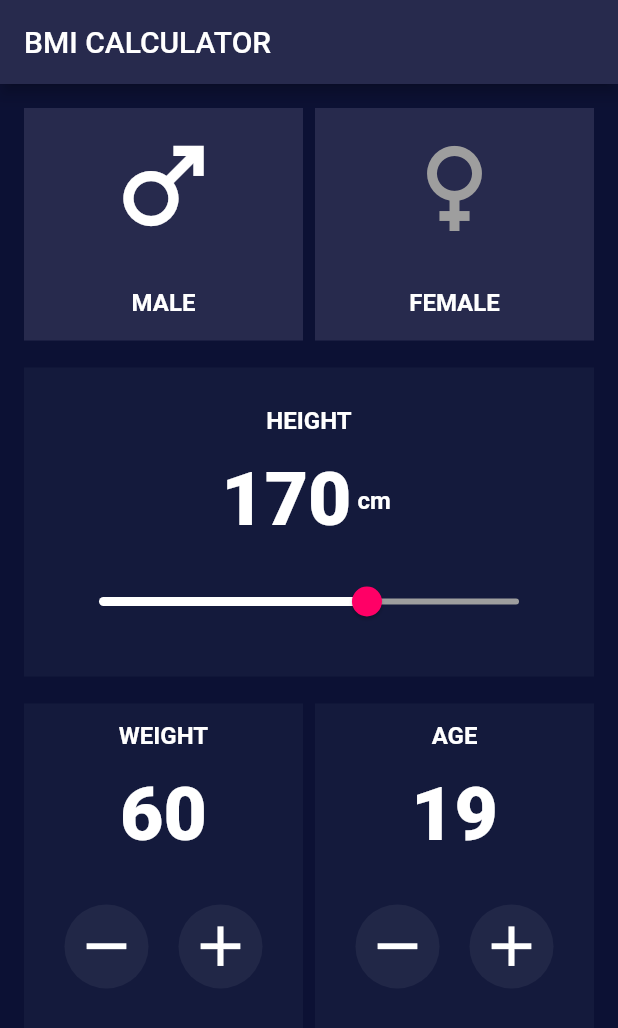
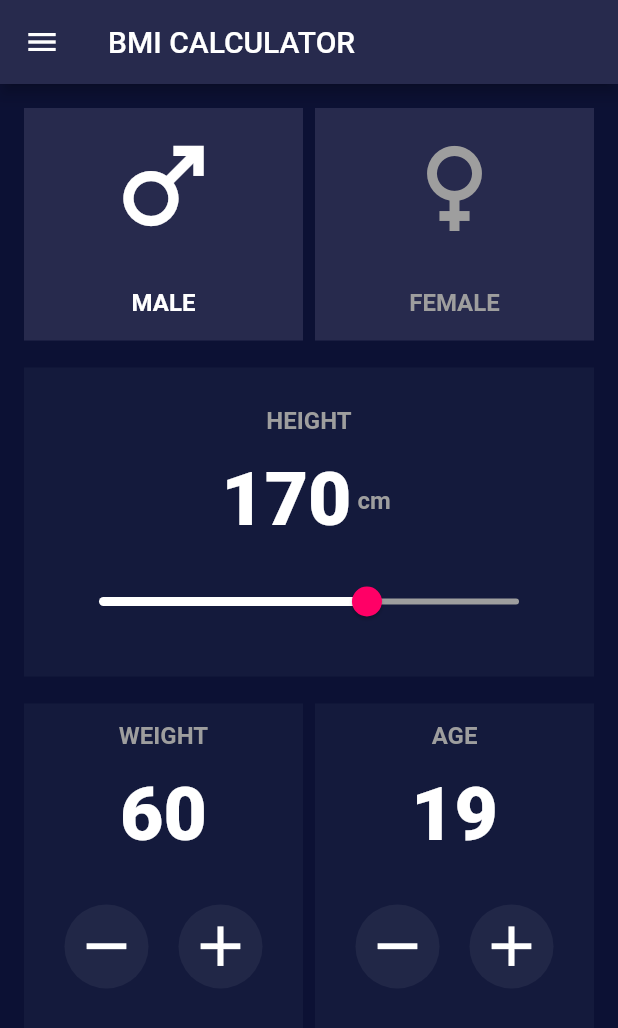
Before and after one commit to juliakowalikk/bmi_calc_cubit, a Flutter app: the screen it shows after launch, on a phone screen of 412 x 824 dp. Shown: the top 1028 px of the screen. Run offline on Flutter 3.47's test engine with Material 2 defaults, Android fonts, the phone set to English and light mode, and no system bars; our stand-ins replace flutter_bloc; generated files the repository leaves out were written again.

Commit message:
Design improvements

```diff
--- a/lib/pages/home_page/home_page.dart
+++ b/lib/pages/home_page/home_page.dart
@@ -23,6 +23,10 @@ class _HomePageState extends State<HomePage> {
           return Scaffold(
             backgroundColor: backgroundColor,
             appBar: AppBar(
+              leading: IconButton(
+                onPressed: () {},
+                icon: const Icon(Icons.menu),
+              ),
               backgroundColor: navyBlue,
               title: Text(Strings.of(context).title),
             ),
--- a/lib/pages/home_page/tiles/gender_tile.dart
+++ b/lib/pages/home_page/tiles/gender_tile.dart
@@ -1,6 +1,5 @@
 import 'package:bmi_calc_cubit/style/colors.dart';
 import 'package:bmi_calc_cubit/style/dimens.dart';
-import 'package:bmi_calc_cubit/style/my_text_style.dart';
 import 'package:flutter/material.dart';
 
 class GenderTile extends StatelessWidget {
@@ -41,7 +40,11 @@ class GenderTile extends StatelessWidget {
                 padding: const EdgeInsets.symmetric(vertical: Dimens.xxl),
                 child: Text(
                   title,
-                  style: MyTextStyle.style1,
+                  style: TextStyle(
+                    color: isClicked ? white : grey,
+                    fontSize: 16,
+                    fontWeight: FontWeight.bold,
+                  ),
                 ),
               ),
             ],
--- a/lib/pages/home_page/tiles/height_tile.dart
+++ b/lib/pages/home_page/tiles/height_tile.dart
@@ -20,7 +20,6 @@ class _HeightTileState extends State<HeightTile> {
   @override
   Widget build(BuildContext context) => BlocBuilder<BmiCubit, BmiState>(
         builder: (context, state) {
-          print(state.height);
           double sliderValue = state.height;
           return Padding(
             padding: const EdgeInsets.symmetric(
--- a/lib/style/my_text_style.dart
+++ b/lib/style/my_text_style.dart
@@ -5,7 +5,7 @@ class MyTextStyle {
   static TextStyle style1 = const TextStyle(
     fontSize: 16,
     fontWeight: FontWeight.bold,
-    color: white,
+    color: grey,
   );
   static TextStyle style2 = const TextStyle(
     fontSize: 50,
```
